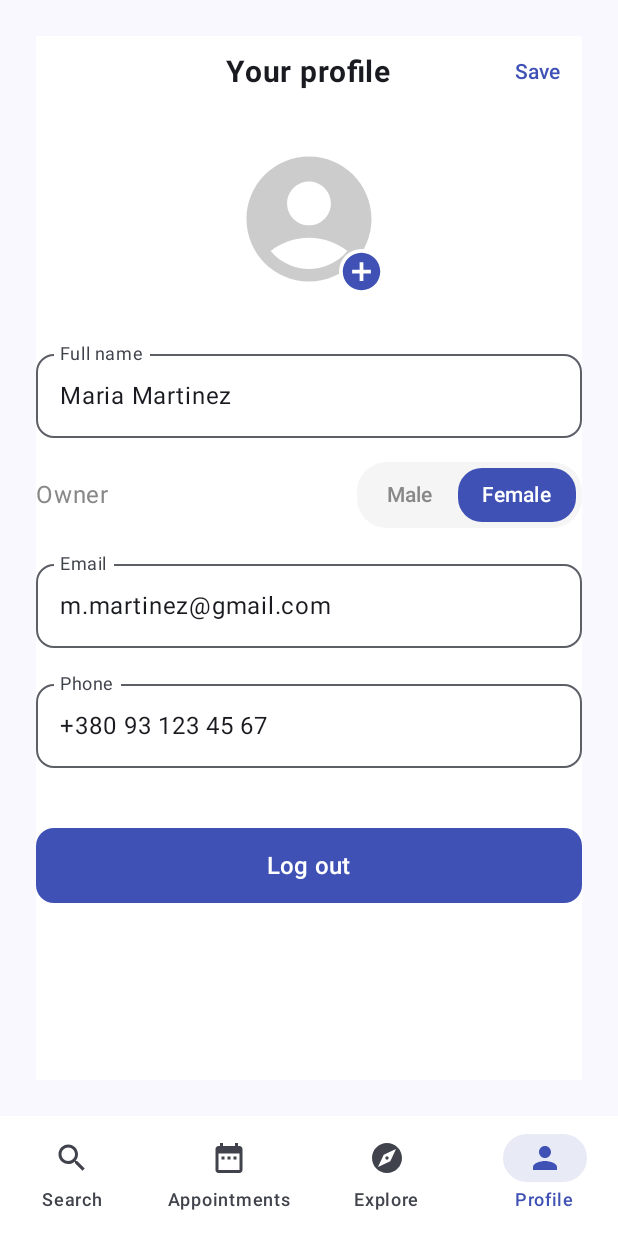
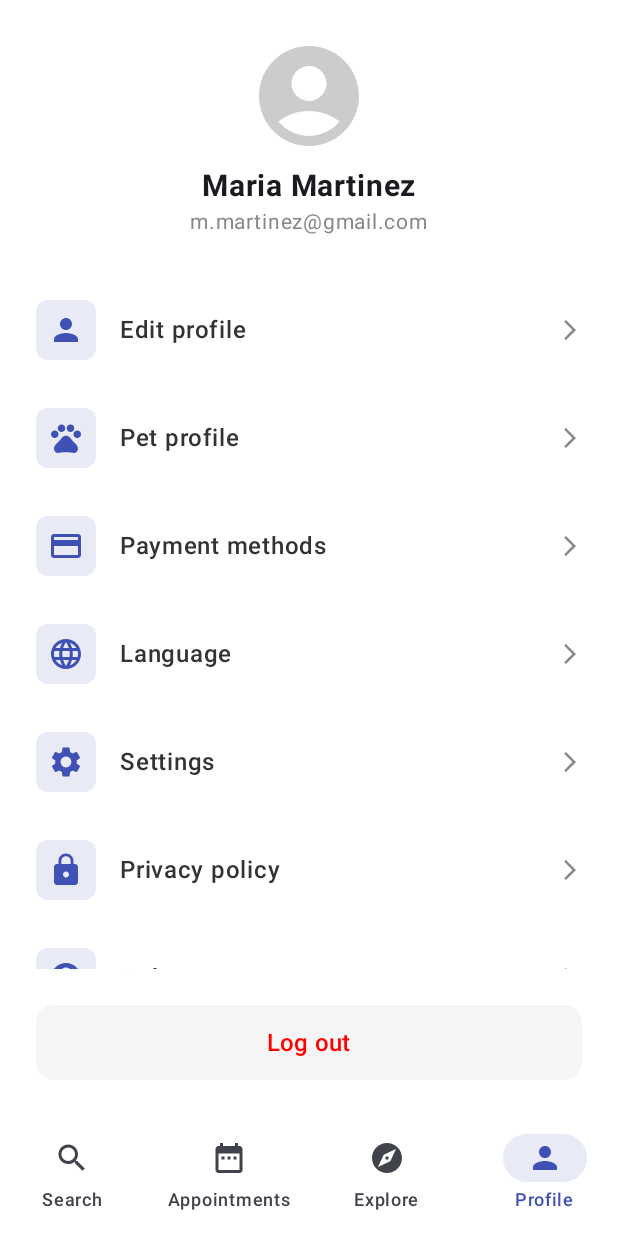
Before and after one commit to Virusim20/Pet-Care, an Android app built with Jetpack Compose: the composable MainAppScreen shown on its own in the app's theme, item 4 of the bottom bar chosen, on a phone screen of 412 x 824 dp. Run offline under Robolectric (Android 15) with nearby library versions, the phone set to English and light mode, and no system bars.

Commit message:
LR5
Signed-off-by: Stepan <s.o.vasyliev@student.khai.edu>

```diff
--- a/app/src/main/java/com/zabranska/petcare/AppScreen.kt
+++ /dev/null
@@ -1,256 +0,0 @@
-package com.zabranska.petcare
-
-import androidx.compose.foundation.background
-import androidx.compose.foundation.layout.*
-import androidx.compose.foundation.lazy.grid.GridCells
-import androidx.compose.foundation.lazy.grid.LazyVerticalGrid
-import androidx.compose.foundation.lazy.grid.items
-import androidx.compose.foundation.rememberScrollState
-import androidx.compose.foundation.shape.CircleShape
-import androidx.compose.foundation.shape.RoundedCornerShape
-import androidx.compose.foundation.verticalScroll
-import androidx.compose.material.icons.Icons
-import androidx.compose.material.icons.filled.*
-import androidx.compose.material3.*
-import androidx.compose.runtime.*
-import androidx.compose.ui.Alignment
-import androidx.compose.ui.Modifier
-import androidx.compose.ui.draw.clip
-import androidx.compose.ui.graphics.Color
-import androidx.compose.ui.graphics.vector.ImageVector
-import androidx.compose.ui.text.font.FontWeight
-import androidx.compose.ui.unit.dp
-import androidx.compose.ui.unit.sp
-
-// ----------------------
-// 1. ЕКРАН ПОШУКУ (Grid)
-// ----------------------
-
-// Модель даних для категорії
-data class CategoryItem(val name: String, val icon: ImageVector, val color: Color)
-
-@Composable
-fun SearchScreen() {
-    // Список категорій (імітація макету)
-    val categories = listOf(
-        CategoryItem("Veterinary", Icons.Default.LocalHospital, Color(0xFFFFF3E0)), // Помаранчевий
-        CategoryItem("Grooming", Icons.Default.ContentCut, Color(0xFFE3F2FD)),      // Блакитний
-        CategoryItem("Pet boarding", Icons.Default.Home, Color(0xFFFce4ec)),        // Рожевий
-        CategoryItem("Adoption", Icons.Default.Pets, Color(0xFFF3E5F5)),            // Фіолетовий
-        CategoryItem("Dog walking", Icons.Default.DirectionsWalk, Color(0xFFE0F2F1)),// М'ятний
-        CategoryItem("Training", Icons.Default.ModelTraining, Color(0xFFE8EAF6)),    // Синій
-        CategoryItem("Pet taxi", Icons.Default.LocalTaxi, Color(0xFFE1F5FE)),
-        CategoryItem("Pet date", Icons.Default.Favorite, Color(0xFFFFEBEE)),
-        CategoryItem("Other", Icons.Default.MoreHoriz, Color(0xFFFFFDE7))
-    )
-
-    Column(
-        modifier = Modifier
-            .fillMaxSize()
-            .padding(16.dp)
-            .background(Color.White)
-    ) {
-        // Заголовок
-        Text(
-            text = "What are you\nlooking for, Maria?",
-            fontSize = 28.sp,
-            fontWeight = FontWeight.Bold,
-            lineHeight = 36.sp,
-            color = Color(0xFF333333),
-            modifier = Modifier.padding(bottom = 24.dp)
-        )
-
-        // Сітка (Grid)
-        LazyVerticalGrid(
-            columns = GridCells.Fixed(3), // 3 стовпці
-            horizontalArrangement = Arrangement.spacedBy(12.dp),
-            verticalArrangement = Arrangement.spacedBy(12.dp)
-        ) {
-            items(categories) { category ->
-                CategoryCard(category)
-            }
-        }
-    }
-}
-
-@Composable
-fun CategoryCard(category: CategoryItem) {
-    Column(
-        horizontalAlignment = Alignment.CenterHorizontally,
-        modifier = Modifier
-            .background(Color.White)
-            .padding(8.dp)
-    ) {
-        // Кругла іконка з фоном
-        Box(
-            modifier = Modifier
-                .size(64.dp)
-                .clip(CircleShape)
-                .background(category.color),
-            contentAlignment = Alignment.Center
-        ) {
-            Icon(
-                imageVector = category.icon,
-                contentDescription = category.name,
-                tint = Color.Black.copy(alpha = 0.6f), // Трохи тьмяніший колір іконки
-                modifier = Modifier.size(32.dp)
-            )
-        }
-        Spacer(modifier = Modifier.height(8.dp))
-        // Текст під іконкою
-        Text(
-            text = category.name,
-            fontSize = 12.sp,
-            fontWeight = FontWeight.Medium,
-            color = Color.Gray
-        )
-    }
-}
-
-// -----------------------
-// 2. ЕКРАН ПРОФІЛЮ (Form)
-// -----------------------
-@OptIn(ExperimentalMaterial3Api::class)
-@Composable
-fun ProfileScreen() {
-    // Стан полів (можна змінювати текст)
-    var fullName by remember { mutableStateOf("Maria Martinez") }
-    var email by remember { mutableStateOf("m.martinez@gmail.com") }
-    var phone by remember { mutableStateOf("+380 93 123 45 67") }
-    var isMale by remember { mutableStateOf(false) } // Для перемикача статі
-
-    Column(
-        modifier = Modifier
-            .fillMaxSize()
-            .verticalScroll(rememberScrollState()) // Додаємо скрол, якщо екран малий
-            .padding(24.dp)
-            .background(Color.White),
-        horizontalAlignment = Alignment.CenterHorizontally
-    ) {
-        // Верхня панель з кнопкою назад (імітація)
-        Box(modifier = Modifier.fillMaxWidth()) {
-            Text(
-                text = "Your profile",
-                fontSize = 20.sp,
-                fontWeight = FontWeight.Bold,
-                modifier = Modifier.align(Alignment.Center)
-            )
-            TextButton(onClick = { /* Save action */ }, modifier = Modifier.align(Alignment.CenterEnd)) {
-                Text("Save", color = Color(0xFF3F51B5))
-            }
-        }
-
-        Spacer(modifier = Modifier.height(24.dp))
-
-        // Аватар
-        Box {
-            Icon(
-                imageVector = Icons.Default.AccountCircle,
-                contentDescription = null,
-                tint = Color.LightGray,
-                modifier = Modifier.size(100.dp)
-            )
-            // Плюсик біля аватара
-            Icon(
-                imageVector = Icons.Default.AddCircle,
-                contentDescription = "Edit photo",
-                tint = Color(0xFF3F51B5),
-                modifier = Modifier
-                    .size(30.dp)
-                    .align(Alignment.BottomEnd)
-                    .background(Color.White, CircleShape)
-            )
-        }
-
-        Spacer(modifier = Modifier.height(32.dp))
-
-        // Поле Full Name
-        OutlinedTextField(
-            value = fullName,
-            onValueChange = { fullName = it },
-            label = { Text("Full name") },
-            modifier = Modifier.fillMaxWidth(),
-            shape = RoundedCornerShape(12.dp)
-        )
-
-        Spacer(modifier = Modifier.height(16.dp))
-
-        // Перемикач Owner (Gender)
-        Row(
-            modifier = Modifier.fillMaxWidth(),
-            horizontalArrangement = Arrangement.SpaceBetween,
-            verticalAlignment = Alignment.CenterVertically
-        ) {
-            Text("Owner", color = Color.Gray)
-
-            // Кастомний перемикач
-            Row(
-                modifier = Modifier
-                    .background(Color(0xFFF5F5F5), RoundedCornerShape(20.dp))
-                    .padding(4.dp)
-            ) {
-                Button(
-                    onClick = { isMale = true },
-                    colors = ButtonDefaults.buttonColors(
-                        containerColor = if (isMale) Color(0xFF3F51B5) else Color.Transparent,
-                        contentColor = if (isMale) Color.White else Color.Gray
-                    ),
-                    shape = RoundedCornerShape(16.dp),
-                    contentPadding = PaddingValues(horizontal = 16.dp, vertical = 0.dp),
-                    modifier = Modifier.height(36.dp)
-                ) {
-                    Text("Male")
-                }
-
-                Button(
-                    onClick = { isMale = false },
-                    colors = ButtonDefaults.buttonColors(
-                        containerColor = if (!isMale) Color(0xFF3F51B5) else Color.Transparent,
-                        contentColor = if (!isMale) Color.White else Color.Gray
-                    ),
-                    shape = RoundedCornerShape(16.dp),
-                    contentPadding = PaddingValues(horizontal = 16.dp, vertical = 0.dp),
-                    modifier = Modifier.height(36.dp)
-                ) {
-                    Text("Female")
-                }
-            }
-        }
-
-        Spacer(modifier = Modifier.height(16.dp))
-
-        // Поле Email
-        OutlinedTextField(
-            value = email,
-            onValueChange = { email = it },
-            label = { Text("Email") },
-            modifier = Modifier.fillMaxWidth(),
-            shape = RoundedCornerShape(12.dp)
-        )
-
-        Spacer(modifier = Modifier.height(16.dp))
-
-        // Поле Phone
-        OutlinedTextField(
-            value = phone,
-            onValueChange = { phone = it },
-            label = { Text("Phone") },
-            modifier = Modifier.fillMaxWidth(),
-            shape = RoundedCornerShape(12.dp)
-        )
-
-        Spacer(modifier = Modifier.height(40.dp))
-
-        // Кнопка знизу
-        Button(
-            onClick = { /* Logout or Action */ },
-            modifier = Modifier
-                .fillMaxWidth()
-                .height(50.dp),
-            colors = ButtonDefaults.buttonColors(containerColor = Color(0xFF3F51B5)),
-            shape = RoundedCornerShape(12.dp)
-        ) {
-            Text("Log out", fontSize = 16.sp)
-        }
-    }
-}
--- /dev/null
+++ b/app/src/main/java/com/zabranska/petcare/AppScreens.kt
@@ -0,0 +1,347 @@
+package com.zabranska.petcare
+
+import androidx.compose.foundation.background
+import androidx.compose.foundation.clickable
+import androidx.compose.foundation.layout.*
+import androidx.compose.foundation.lazy.LazyColumn
+import androidx.compose.foundation.lazy.grid.GridCells
+import androidx.compose.foundation.lazy.grid.LazyVerticalGrid
+import androidx.compose.foundation.lazy.grid.items
+import androidx.compose.foundation.lazy.items
+import androidx.compose.foundation.rememberScrollState
+import androidx.compose.foundation.shape.CircleShape
+import androidx.compose.foundation.shape.RoundedCornerShape
+import androidx.compose.foundation.verticalScroll
+import androidx.compose.material.icons.Icons
+import androidx.compose.material.icons.automirrored.filled.ArrowBack
+import androidx.compose.material.icons.automirrored.filled.ArrowForwardIos
+import androidx.compose.material.icons.filled.*
+import androidx.compose.material3.*
+import androidx.compose.runtime.*
+import androidx.compose.ui.Alignment
+import androidx.compose.ui.Modifier
+import androidx.compose.ui.draw.clip
+import androidx.compose.ui.graphics.Color
+import androidx.compose.ui.graphics.vector.ImageVector
+import androidx.compose.ui.text.font.FontWeight
+import androidx.compose.ui.unit.dp
+import androidx.compose.ui.unit.sp
+
+// ==============================
+// 1. ЕКРАН ПОШУКУ (Grid - Вже готовий)
+// ==============================
+
+data class CategoryItem(val name: String, val icon: ImageVector, val color: Color)
+
+@Composable
+fun SearchScreen() {
+    val categories = listOf(
+        CategoryItem("Veterinary", Icons.Default.LocalHospital, Color(0xFFFFF3E0)),
+        CategoryItem("Grooming", Icons.Default.ContentCut, Color(0xFFE3F2FD)),
+        CategoryItem("Pet boarding", Icons.Default.Home, Color(0xFFFce4ec)),
+        CategoryItem("Adoption", Icons.Default.Pets, Color(0xFFF3E5F5)),
+        CategoryItem("Dog walking", Icons.Default.DirectionsWalk, Color(0xFFE0F2F1)),
+        CategoryItem("Training", Icons.Default.ModelTraining, Color(0xFFE8EAF6)),
+        CategoryItem("Pet taxi", Icons.Default.LocalTaxi, Color(0xFFE1F5FE)),
+        CategoryItem("Pet date", Icons.Default.Favorite, Color(0xFFFFEBEE)),
+        CategoryItem("Other", Icons.Default.MoreHoriz, Color(0xFFFFFDE7))
+    )
+
+    Column(
+        modifier = Modifier
+            .fillMaxSize()
+            .background(Color.White)
+            .padding(16.dp)
+    ) {
+        Text(
+            text = "What are you\nlooking for, Maria?",
+            fontSize = 28.sp,
+            fontWeight = FontWeight.Bold,
+            lineHeight = 36.sp,
+            color = Color(0xFF333333),
+            modifier = Modifier.padding(bottom = 24.dp, top = 16.dp)
+        )
+
+        LazyVerticalGrid(
+            columns = GridCells.Fixed(3),
+            horizontalArrangement = Arrangement.spacedBy(12.dp),
+            verticalArrangement = Arrangement.spacedBy(12.dp)
+        ) {
+            items(categories) { category ->
+                CategoryCard(category)
+            }
+        }
+    }
+}
+
+@Composable
+fun CategoryCard(category: CategoryItem) {
+    Column(
+        horizontalAlignment = Alignment.CenterHorizontally,
+        modifier = Modifier
+            .background(Color.White)
+            .padding(8.dp)
+    ) {
+        Box(
+            modifier = Modifier
+                .size(64.dp)
+                .clip(CircleShape)
+                .background(category.color),
+            contentAlignment = Alignment.Center
+        ) {
+            Icon(
+                imageVector = category.icon,
+                contentDescription = category.name,
+                tint = Color.Black.copy(alpha = 0.6f),
+                modifier = Modifier.size(32.dp)
+            )
+        }
+        Spacer(modifier = Modifier.height(8.dp))
+        Text(text = category.name, fontSize = 12.sp, fontWeight = FontWeight.Medium, color = Color.Gray)
+    }
+}
+
+// ==============================
+// 2. ГОЛОВНИЙ ЕКРАН ПРОФІЛЮ (Список/List)
+// ==============================
+
+// Дані для пункту меню
+data class ProfileMenuItem(val title: String, val icon: ImageVector)
+
+@Composable
+fun ProfileScreen() {
+    // Стан для навігації всередині вкладки (Menu <-> Edit Form)
+    var showEditForm by remember { mutableStateOf(false) }
+
+    if (showEditForm) {
+        // Показуємо форму редагування (код з минулої лаби)
+        EditProfileForm(onBack = { showEditForm = false })
+    } else {
+        // Показуємо МЕНЮ (Список LazyColumn)
+        ProfileMenuContent(onEditClick = { showEditForm = true })
+    }
+}
+
+@Composable
+fun ProfileMenuContent(onEditClick: () -> Unit) {
+    // Список налаштувань (List Data)
+    val menuItems = listOf(
+        ProfileMenuItem("Edit profile", Icons.Default.Person),
+        ProfileMenuItem("Pet profile", Icons.Default.Pets),
+        ProfileMenuItem("Payment methods", Icons.Default.Payment),
+        ProfileMenuItem("Language", Icons.Default.Language),
+        ProfileMenuItem("Settings", Icons.Default.Settings),
+        ProfileMenuItem("Privacy policy", Icons.Default.Lock),
+        ProfileMenuItem("Help center", Icons.Default.Help)
+    )
+
+    Column(
+        modifier = Modifier
+            .fillMaxSize()
+            .background(Color.White)
+    ) {
+        // --- Header Профілю ---
+        Box(
+            modifier = Modifier
+                .fillMaxWidth()
+                .padding(24.dp),
+            contentAlignment = Alignment.Center
+        ) {
+            Column(horizontalAlignment = Alignment.CenterHorizontally) {
+                Icon(
+                    imageVector = Icons.Default.AccountCircle,
+                    contentDescription = null,
+                    tint = Color.LightGray,
+                    modifier = Modifier.size(80.dp)
+                )
+                Spacer(modifier = Modifier.height(8.dp))
+                Text("Maria Martinez", fontSize = 20.sp, fontWeight = FontWeight.Bold)
+                Text("m.martinez@gmail.com", fontSize = 14.sp, color = Color.Gray)
+            }
+        }
+
+        // --- Список (LazyColumn - суть ЛР5) ---
+        LazyColumn(
+            modifier = Modifier.weight(1f)
+        ) {
+            items(menuItems) { item ->
+                ProfileMenuItemRow(item, onClick = {
+                    if (item.title == "Edit profile") {
+                        onEditClick()
+                    }
+                })
+            }
+        }
+
+        // Кнопка виходу
+        Button(
+            onClick = { /* Log out */ },
+            modifier = Modifier
+                .fillMaxWidth()
+                .padding(24.dp)
+                .height(50.dp),
+            colors = ButtonDefaults.buttonColors(containerColor = Color(0xFFF5F5F5)),
+            shape = RoundedCornerShape(12.dp)
+        ) {
+            Text("Log out", color = Color.Red, fontSize = 16.sp)
+        }
+    }
+}
+
+@Composable
+fun ProfileMenuItemRow(item: ProfileMenuItem, onClick: () -> Unit) {
+    Row(
+        modifier = Modifier
+            .fillMaxWidth()
+            .clickable { onClick() }
+            .padding(horizontal = 24.dp, vertical = 16.dp),
+        verticalAlignment = Alignment.CenterVertically
+    ) {
+        // Іконка зліва з легким фоном
+        Box(
+            modifier = Modifier
+                .size(40.dp)
+                .clip(RoundedCornerShape(8.dp))
+                .background(Color(0xFFE8EAF6)),
+            contentAlignment = Alignment.Center
+        ) {
+            Icon(item.icon, contentDescription = null, tint = Color(0xFF3F51B5))
+        }
+
+        Spacer(modifier = Modifier.width(16.dp))
+
+        // Текст
+        Text(
+            text = item.title,
+            fontSize = 16.sp,
+            fontWeight = FontWeight.Medium,
+            color = Color(0xFF333333),
+            modifier = Modifier.weight(1f)
+        )
+
+        // Стрілочка справа
+        Icon(
+            imageVector = Icons.AutoMirrored.Filled.ArrowForwardIos,
+            contentDescription = null,
+            tint = Color.Gray,
+            modifier = Modifier.size(16.dp)
+        )
+    }
+}
+
+// ==============================
+// 3. ФОРМА РЕДАГУВАННЯ (З ЛР4)
+// ==============================
+
+@OptIn(ExperimentalMaterial3Api::class)
+@Composable
+fun EditProfileForm(onBack: () -> Unit) {
+    var fullName by remember { mutableStateOf("Maria Martinez") }
+    var email by remember { mutableStateOf("m.martinez@gmail.com") }
+    var phone by remember { mutableStateOf("+380 93 123 45 67") }
+    var isMale by remember { mutableStateOf(false) }
+
+    Column(
+        modifier = Modifier
+            .fillMaxSize()
+            .background(Color.White)
+            .verticalScroll(rememberScrollState())
+            .padding(24.dp),
+        horizontalAlignment = Alignment.CenterHorizontally
+    ) {
+        // Хедер з кнопкою "Назад"
+        Box(modifier = Modifier.fillMaxWidth()) {
+            IconButton(onClick = onBack, modifier = Modifier.align(Alignment.CenterStart)) {
+                Icon(Icons.AutoMirrored.Filled.ArrowBack, contentDescription = "Back")
+            }
+            Text(
+                text = "Edit Profile",
+                fontSize = 20.sp,
+                fontWeight = FontWeight.Bold,
+                modifier = Modifier.align(Alignment.Center)
+            )
+            TextButton(onClick = { onBack() }, modifier = Modifier.align(Alignment.CenterEnd)) {
+                Text("Save", color = Color(0xFF3F51B5), fontWeight = FontWeight.Bold)
+            }
+        }
+
+        Spacer(modifier = Modifier.height(24.dp))
+
+        // Аватар
+        Box {
+            Icon(
+                imageVector = Icons.Default.AccountCircle,
+                contentDescription = null,
+                tint = Color.LightGray,
+                modifier = Modifier.size(100.dp)
+            )
+            Icon(
+                imageVector = Icons.Default.AddCircle,
+                contentDescription = "Edit photo",
+                tint = Color(0xFF3F51B5),
+                modifier = Modifier
+                    .size(30.dp)
+                    .align(Alignment.BottomEnd)
+                    .background(Color.White, CircleShape)
+            )
+        }
+
+        Spacer(modifier = Modifier.height(32.dp))
+
+        OutlinedTextField(
+            value = fullName, onValueChange = { fullName = it },
+            label = { Text("Full name") }, modifier = Modifier.fillMaxWidth(),
+            shape = RoundedCornerShape(12.dp)
+        )
+        Spacer(modifier = Modifier.height(16.dp))
+
+        // Перемикач статі
+        Row(
+            modifier = Modifier.fillMaxWidth(),
+            horizontalArrangement = Arrangement.SpaceBetween,
+            verticalAlignment = Alignment.CenterVertically
+        ) {
+            Text("Owner", color = Color.Gray)
+            Row(
+                modifier = Modifier
+                    .background(Color(0xFFF5F5F5), RoundedCornerShape(20.dp))
+                    .padding(4.dp)
+            ) {
+                Button(
+                    onClick = { isMale = true },
+                    colors = ButtonDefaults.buttonColors(
+                        containerColor = if (isMale) Color(0xFF3F51B5) else Color.Transparent,
+                        contentColor = if (isMale) Color.White else Color.Gray
+                    ),
+                    shape = RoundedCornerShape(16.dp),
+                    contentPadding = PaddingValues(horizontal = 20.dp, vertical = 0.dp),
+                    modifier = Modifier.height(36.dp)
+                ) { Text("Male") }
+
+                Button(
+                    onClick = { isMale = false },
+                    colors = ButtonDefaults.buttonColors(
+                        containerColor = if (!isMale) Color(0xFF3F51B5) else Color.Transparent,
+                        contentColor = if (!isMale) Color.White else Color.Gray
+                    ),
+                    shape = RoundedCornerShape(16.dp),
+                    contentPadding = PaddingValues(horizontal = 20.dp, vertical = 0.dp),
+                    modifier = Modifier.height(36.dp)
+                ) { Text("Female") }
+            }
+        }
+
+        Spacer(modifier = Modifier.height(16.dp))
+        OutlinedTextField(
+            value = email, onValueChange = { email = it },
+            label = { Text("Email") }, modifier = Modifier.fillMaxWidth(),
+            shape = RoundedCornerShape(12.dp)
+        )
+        Spacer(modifier = Modifier.height(16.dp))
+        OutlinedTextField(
+            value = phone, onValueChange = { phone = it },
+            label = { Text("Phone") }, modifier = Modifier.fillMaxWidth(),
+            shape = RoundedCornerShape(12.dp)
+        )
+    }
+}
--- a/app/src/main/java/com/zabranska/petcare/MainAppScreen.kt
+++ b/app/src/main/java/com/zabranska/petcare/MainAppScreen.kt
@@ -14,7 +14,7 @@ import androidx.compose.ui.Modifier
 import androidx.compose.ui.graphics.Color
 import androidx.compose.ui.graphics.vector.ImageVector
 
-// Sealed Class для навігації
+// Клас для елементів меню
 sealed class BottomNavItem(val title: String, val icon: ImageVector) {
     object Search : BottomNavItem("Search", Icons.Default.Search)
     object Appointments : BottomNavItem("Appointments", Icons.Default.DateRange)
@@ -24,6 +24,7 @@ sealed class BottomNavItem(val title: String, val icon: ImageVector) {
 
 @Composable
 fun MainAppScreen() {
+    // Список вкладок
     val items = listOf(
         BottomNavItem.Search,
         BottomNavItem.Appointments,
@@ -31,6 +32,7 @@ fun MainAppScreen() {
         BottomNavItem.Profile
     )
 
+    // Стан: яка вкладка обрана зараз
     var selectedItem by remember { mutableStateOf<BottomNavItem>(BottomNavItem.Search) }
 
     Scaffold(
@@ -43,31 +45,32 @@ fun MainAppScreen() {
                         selected = selectedItem == item,
                         onClick = { selectedItem = item },
                         colors = NavigationBarItemDefaults.colors(
-                            selectedIconColor = Color(0xFF3F51B5),
+                            selectedIconColor = Color(0xFF3F51B5), // Синій колір активної іконки
                             selectedTextColor = Color(0xFF3F51B5),
-                            indicatorColor = Color(0xFFE8EAF6)
+                            indicatorColor = Color(0xFFE8EAF6)     // Світлий фон під активною іконкою
                         )
                     )
                 }
             }
         }
     ) { innerPadding ->
+        // Контейнер, який змінює вміст залежно від обраної вкладки
         Box(
             modifier = Modifier
                 .padding(innerPadding)
                 .fillMaxSize()
         ) {
             when (selectedItem) {
-                BottomNavItem.Search -> SearchScreen()     // Екран з сіткою (ЛР4/ЛР5)
+                BottomNavItem.Search -> SearchScreen()     // Наш новий екран пошуку
                 BottomNavItem.Appointments -> PlaceholderScreen("Appointments")
                 BottomNavItem.Explore -> PlaceholderScreen("Explore")
-                BottomNavItem.Profile -> ProfileScreen()   // Екран профілю (ЛР4/ЛР5)
+                BottomNavItem.Profile -> ProfileScreen()   // Наш новий екран профілю
             }
         }
     }
 }
 
-// Проста заглушка для екранів, які ще не намальовані
+// Проста заглушка для екранів, які ще не готові
 @Composable
 fun PlaceholderScreen(text: String) {
     Box(modifier = Modifier.fillMaxSize(), contentAlignment = androidx.compose.ui.Alignment.Center) {
```
